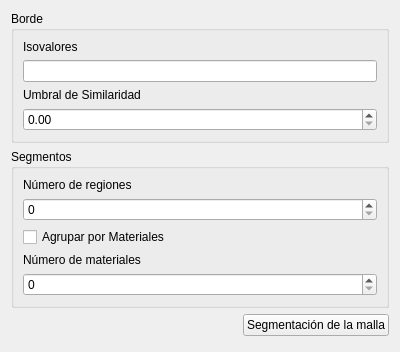
Above: PageSegmentMesh.ui from rics-ucsp/BoneDensityApp before the change. Below: the same form after it.
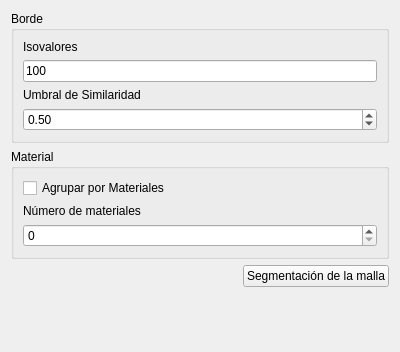
That is the form after the change.

Commit message: 2 views only

```diff
--- a/PageSegmentMesh.ui
+++ b/PageSegmentMesh.ui
@@ -28,7 +28,11 @@
        </widget>
       </item>
       <item>
-       <widget class="QLineEdit" name="segment_isovalues"/>
+       <widget class="QLineEdit" name="segment_isovalues">
+        <property name="text">
+         <string>100</string>
+        </property>
+       </widget>
       </item>
       <item>
        <widget class="QLabel" name="label_4">
@@ -37,28 +41,22 @@
         </property>
        </widget>
       </item>
-     <item>
-       <widget class="QDoubleSpinBox" name="construction_threshold_isovalues"/>
-     </item>
+      <item>
+       <widget class="QDoubleSpinBox" name="construction_threshold_isovalues">
+        <property name="value">
+         <double>0.500000000000000</double>
+        </property>
+       </widget>
+      </item>
      </layout>
     </widget>
    </item>
    <item>
     <widget class="QGroupBox" name="groupBox_2">
      <property name="title">
-      <string>Segmentos</string>
+      <string>Material</string>
      </property>
      <layout class="QVBoxLayout" name="verticalLayout">
-      <item>
-       <widget class="QLabel" name="label">
-        <property name="text">
-         <string>Número de regiones</string>
-        </property>
-       </widget>
-      </item>
-      <item>
-       <widget class="QSpinBox" name="segment_regions_number"/>
-      </item>
       <item>
        <widget class="QCheckBox" name="Checkbox">
         <property name="text">
```
The commit also changes 2 other files.
